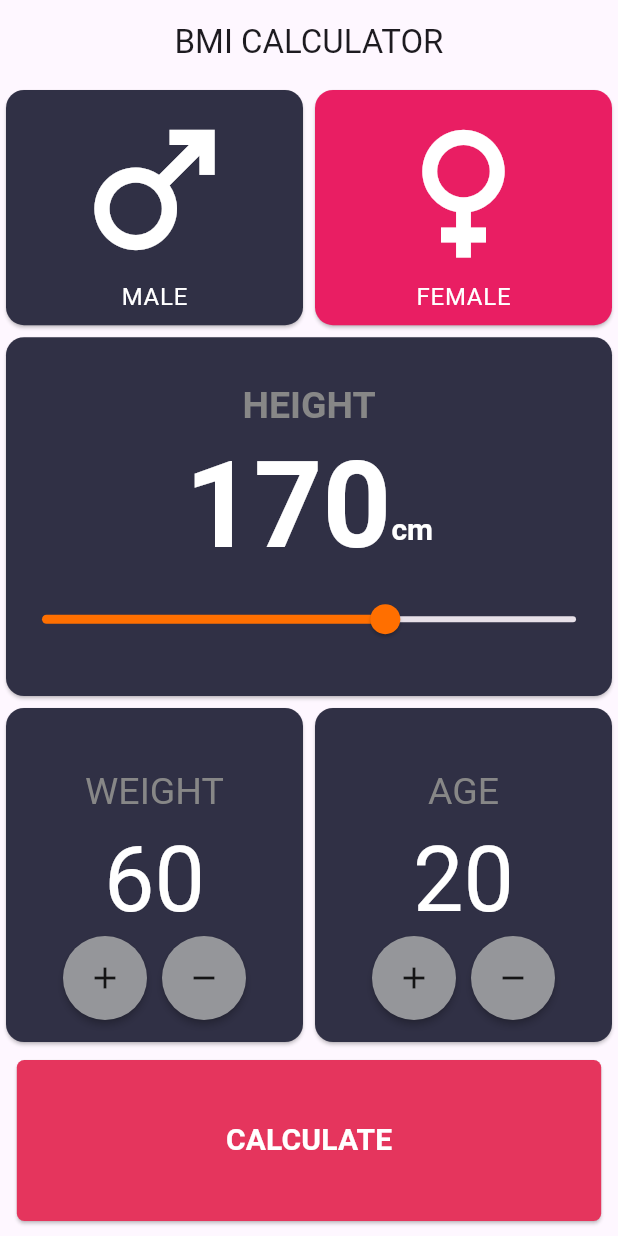
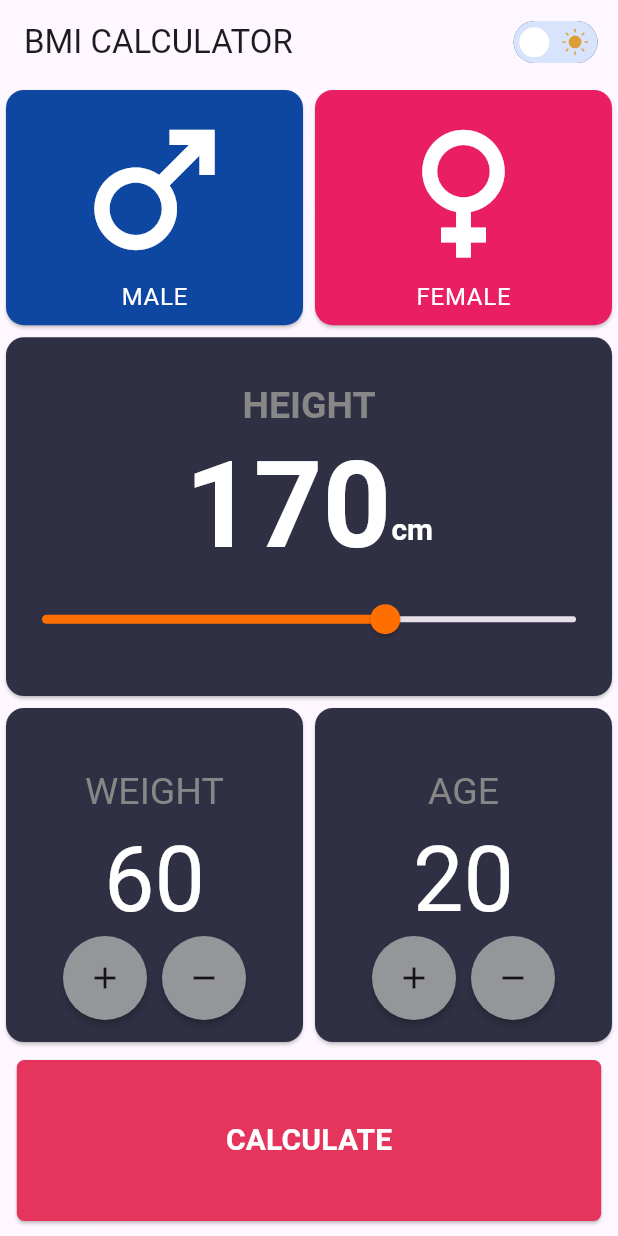
Before and after one commit to MhmmdAkcby/bmi_calculate_app, a Flutter app: the screen it shows after launch, on a phone screen of 412 x 824 dp. Run offline on Flutter 3.47's test engine with Material 3 defaults, Android fonts, the phone set to English and light mode, and no system bars; our stand-ins replace lottie.

Commit message:
added change theme button with lottie

```diff
--- /dev/null
+++ b/lib/bmi_calculator/constant/duration_items.dart
@@ -0,0 +1,3 @@
+class DurationItems extends Duration {
+  DurationItems.durattionNormal() : super(seconds: 1);
+}
--- a/lib/bmi_calculator/product/color/project_color.dart
+++ b/lib/bmi_calculator/product/color/project_color.dart
@@ -3,6 +3,7 @@ import 'package:flutter/material.dart';
 class ProjectColors {
   static const spaceExplorer = Color.fromRGBO(13, 71, 161, 1);
   static const whiteColor = Colors.white;
+  static const darkColor = Colors.black;
   static const pinkColor = Colors.pink;
   static const blueRegal = Color(0xfF303045);
   static const mithril = Color(0xFF878787);
--- /dev/null
+++ b/lib/bmi_calculator/product/global/theme_notifer.dart
@@ -0,0 +1,11 @@
+import 'package:flutter/material.dart';
+
+class ThemeNotifer extends ChangeNotifier {
+  bool isLightTheme = false;
+  void changeTheme() {
+    isLightTheme = !isLightTheme;
+    notifyListeners();
+  }
+
+  ThemeData get currentTheme => isLightTheme ? ThemeData.dark() : ThemeData.light();
+}
--- a/lib/bmi_calculator/product/widget/card/male_card.dart
+++ b/lib/bmi_calculator/product/widget/card/male_card.dart
@@ -30,7 +30,7 @@ class _MaleCardState extends State<_MaleCard> {
     return InkWell(
       onTap: () {},
       child: Card(
-        color: ProjectColors.blueRegal,
+        color: ProjectColors.spaceExplorer,
         child: Column(
           mainAxisAlignment: MainAxisAlignment.center,
           children: [
--- a/lib/bmi_calculator/view/home/home_view.dart
+++ b/lib/bmi_calculator/view/home/home_view.dart
@@ -1,3 +1,6 @@
+import 'package:bmi_calculator/bmi_calculator/constant/duration_items.dart';
+import 'package:bmi_calculator/bmi_calculator/constant/lottie_items.dart';
+import 'package:bmi_calculator/bmi_calculator/product/global/theme_notifer.dart';
 import 'package:bmi_calculator/bmi_calculator/product/language/language_item.dart';
 import 'package:bmi_calculator/bmi_calculator/product/widget/button/calculate_button.dart';
 import 'package:bmi_calculator/bmi_calculator/product/widget/card/age_card.dart';
@@ -6,6 +9,8 @@ import 'package:bmi_calculator/bmi_calculator/product/widget/card/weight_card.da
 import 'package:bmi_calculator/bmi_calculator/product/widget/card/male_card.dart';
 import 'package:bmi_calculator/bmi_calculator/product/widget/slider/slider.dart';
 import 'package:flutter/material.dart';
+import 'package:lottie/lottie.dart';
+import 'package:provider/provider.dart';
 
 part 'partof_appbar.dart';
 
--- a/lib/bmi_calculator/view/home/partof_appbar.dart
+++ b/lib/bmi_calculator/view/home/partof_appbar.dart
@@ -1,17 +1,42 @@
 part of 'home_view.dart';
 
-class _AppBar extends StatelessWidget implements PreferredSizeWidget {
-  const _AppBar({
-    super.key,
-  });
+class _AppBar extends StatefulWidget implements PreferredSizeWidget {
+  const _AppBar({super.key});
+
+  @override
+  State<_AppBar> createState() => _AppBarState();
+
+  @override
+  Size get preferredSize => const Size.fromHeight(kToolbarHeight);
+}
+
+class _AppBarState extends State<_AppBar> with TickerProviderStateMixin {
+  late AnimationController controller;
+
+  @override
+  void initState() {
+    super.initState();
+    controller = AnimationController(vsync: this, duration: DurationItems.durattionNormal());
+  }
 
   @override
   Widget build(BuildContext context) {
     return AppBar(
       title: Text(LanguageItems.appBarName.languageString()),
+      actions: [
+        InkWell(
+          onTap: () {
+            controller.animateTo(context.read<ThemeNotifer>().isLightTheme ? 1 : 0.5);
+            context.read<ThemeNotifer>().changeTheme();
+          },
+          child: Lottie.asset(
+            LottieItems.themeChange.lottiePath,
+            repeat: false,
+            controller: controller,
+            width: MediaQuery.of(context).size.width * 0.2,
+          ),
+        ),
+      ],
     );
   }
-
-  @override
-  Size get preferredSize => const Size.fromHeight(kToolbarHeight);
 }
--- a/lib/bmi_calculator/view/result/result_view.dart
+++ b/lib/bmi_calculator/view/result/result_view.dart
@@ -1,10 +1,12 @@
 import 'package:bmi_calculator/bmi_calculator/product/color/project_color.dart';
 import 'package:bmi_calculator/bmi_calculator/product/global/navigator.dart';
+import 'package:bmi_calculator/bmi_calculator/product/global/theme_notifer.dart';
 import 'package:bmi_calculator/bmi_calculator/product/language/language_item.dart';
 import 'package:bmi_calculator/bmi_calculator/product/widget/button/custom_button_widget.dart';
 import 'package:bmi_calculator/bmi_calculator/product/widget/text/text_widget.dart';
 import 'package:bmi_calculator/bmi_calculator/view/home/home_view.dart';
 import 'package:flutter/material.dart';
+import 'package:provider/provider.dart';
 
 class ResultView extends StatefulWidget {
   const ResultView(
@@ -35,7 +37,7 @@ class _ResultViewState extends State<ResultView> {
         children: [
           TextWidget(
             text: LanguageItems.yourResult.languageString(),
-            color: Colors.black,
+            color: context.watch<ThemeNotifer>().isLightTheme ? ProjectColors.whiteColor : ProjectColors.darkColor,
             fontSize: _WidgteSize().yourResultTextFontSize,
           ),
           SizedBox(height: _WidgteSize().sizedBoxHeight),
--- a/lib/main.dart
+++ b/lib/main.dart
@@ -1,10 +1,14 @@
+import 'package:bmi_calculator/bmi_calculator/product/global/theme_notifer.dart';
 import 'package:bmi_calculator/bmi_calculator/state_managment/home_view_provider.dart';
 import 'package:bmi_calculator/bmi_calculator/view/home/home_view.dart';
 import 'package:flutter/material.dart';
 import 'package:provider/provider.dart';
 
 void main() {
-  runApp(const MyApp());
+  runApp(ChangeNotifierProvider<ThemeNotifer>(
+    create: (context) => ThemeNotifer(),
+    builder: (context, child) => const MyApp(),
+  ));
 }
 
 class MyApp extends StatelessWidget {
@@ -14,16 +18,14 @@ class MyApp extends StatelessWidget {
   Widget build(BuildContext context) {
     return ChangeNotifierProvider(
       create: (context) => HomeViewProvider(),
-      child: MaterialApp(
-        title: 'Flutter Demo',
-        theme: ThemeData(
-          colorScheme: ColorScheme.fromSeed(seedColor: Colors.deepPurple),
-          useMaterial3: true,
-          appBarTheme: const AppBarTheme(
-            centerTitle: true,
-          ),
-        ),
-        home: const HomeView(),
+      child: Consumer<ThemeNotifer>(
+        builder: (context, themeNotifier, child) {
+          return MaterialApp(
+            title: 'Flutter Demo',
+            theme: themeNotifier.currentTheme,
+            home: const HomeView(),
+          );
+        },
       ),
     );
   }
--- a/pubspec.yaml
+++ b/pubspec.yaml
@@ -34,6 +34,8 @@ dependencies:
   #provider
   provider: ^6.1.2
 
+  #lottie
+  lottie: ^3.1.2
 
   # The following adds the Cupertino Icons font to your application.
   # Use with the CupertinoIcons class for iOS style icons.
@@ -62,6 +64,8 @@ flutter:
   uses-material-design: true
 
   # To add assets to your application, add an assets section, like this:
+  assets:
+    - assets/lottie/lottie_theme_change.json
   # assets:
   #   - images/a_dot_burr.jpeg
   #   - images/a_dot_ham.jpeg
```
Also changed, not shown: assets/lottie/lottie_theme_change.json (added, +1 -0 lines), lib/bmi_calculator/constant/lottie_items.dart (added, +12 -0 lines), pubspec.lock.
